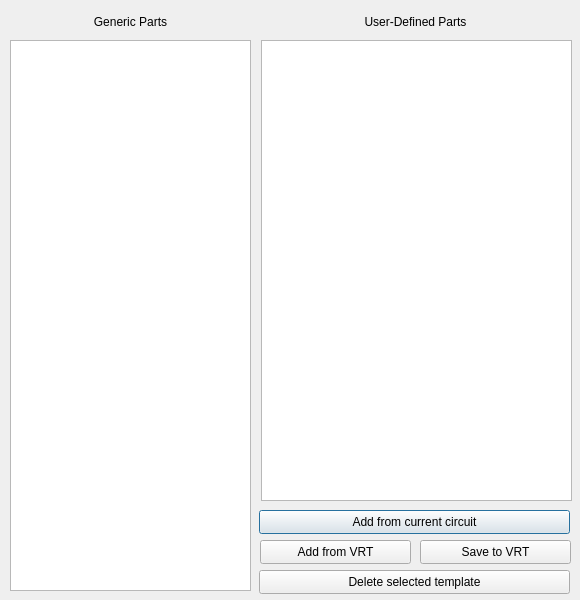
Above: src/templatesdialog.ui from melak/veroroute before the change. Below: the same form after it.
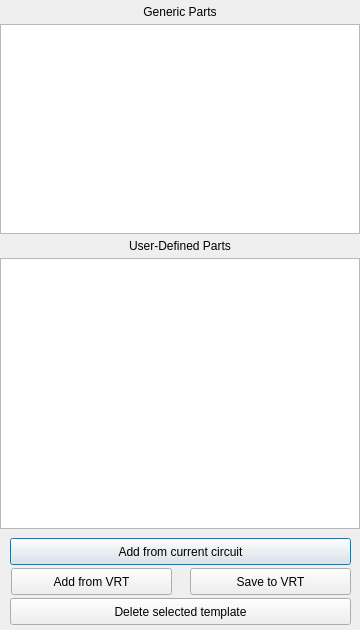
That is the form after the change.

What changed in the file:
```diff
--- a/src/templatesdialog.ui
+++ b/src/templatesdialog.ui
@@ -9,20 +9,20 @@
    <rect>
     <x>0</x>
     <y>0</y>
-    <width>580</width>
-    <height>600</height>
+    <width>360</width>
+    <height>630</height>
    </rect>
   </property>
   <property name="minimumSize">
    <size>
-    <width>580</width>
-    <height>600</height>
+    <width>360</width>
+    <height>630</height>
    </size>
   </property>
   <property name="maximumSize">
    <size>
     <width>580</width>
-    <height>600</height>
+    <height>630</height>
    </size>
   </property>
   <property name="windowTitle">
@@ -31,10 +31,10 @@
   <widget class="QTableWidget" name="tableWidget">
    <property name="geometry">
     <rect>
-     <x>10</x>
-     <y>40</y>
-     <width>241</width>
-     <height>551</height>
+     <x>0</x>
+     <y>24</y>
+     <width>360</width>
+     <height>210</height>
     </rect>
    </property>
    <property name="focusPolicy">
@@ -50,10 +50,10 @@
   <widget class="QPushButton" name="pushButton">
    <property name="geometry">
     <rect>
-     <x>259</x>
-     <y>510</y>
-     <width>311</width>
-     <height>24</height>
+     <x>10</x>
+     <y>538</y>
+     <width>341</width>
+     <height>27</height>
     </rect>
    </property>
    <property name="focusPolicy">
@@ -69,10 +69,10 @@
   <widget class="QPushButton" name="pushButton_2">
    <property name="geometry">
     <rect>
-     <x>259</x>
-     <y>570</y>
-     <width>311</width>
-     <height>24</height>
+     <x>10</x>
+     <y>598</y>
+     <width>341</width>
+     <height>27</height>
     </rect>
    </property>
    <property name="focusPolicy">
@@ -88,10 +88,10 @@
   <widget class="QTableWidget" name="tableWidget_2">
    <property name="geometry">
     <rect>
-     <x>261</x>
-     <y>40</y>
-     <width>311</width>
-     <height>461</height>
+     <x>0</x>
+     <y>258</y>
+     <width>360</width>
+     <height>271</height>
     </rect>
    </property>
    <property name="focusPolicy">
@@ -107,9 +107,9 @@
   <widget class="QLabel" name="label">
    <property name="geometry">
     <rect>
-     <x>10</x>
-     <y>10</y>
-     <width>241</width>
+     <x>0</x>
+     <y>0</y>
+     <width>360</width>
      <height>24</height>
     </rect>
    </property>
@@ -123,9 +123,9 @@
   <widget class="QLabel" name="label_2">
    <property name="geometry">
     <rect>
-     <x>260</x>
-     <y>10</y>
-     <width>311</width>
+     <x>0</x>
+     <y>234</y>
+     <width>360</width>
      <height>24</height>
     </rect>
    </property>
@@ -139,10 +139,10 @@
   <widget class="QPushButton" name="pushButton_3">
    <property name="geometry">
     <rect>
-     <x>260</x>
-     <y>540</y>
-     <width>151</width>
-     <height>24</height>
+     <x>11</x>
+     <y>568</y>
+     <width>161</width>
+     <height>27</height>
     </rect>
    </property>
    <property name="focusPolicy">
@@ -158,10 +158,10 @@
   <widget class="QPushButton" name="pushButton_4">
    <property name="geometry">
     <rect>
-     <x>420</x>
-     <y>540</y>
-     <width>151</width>
-     <height>24</height>
+     <x>190</x>
+     <y>568</y>
+     <width>161</width>
+     <height>27</height>
     </rect>
    </property>
    <property name="focusPolicy">
```
